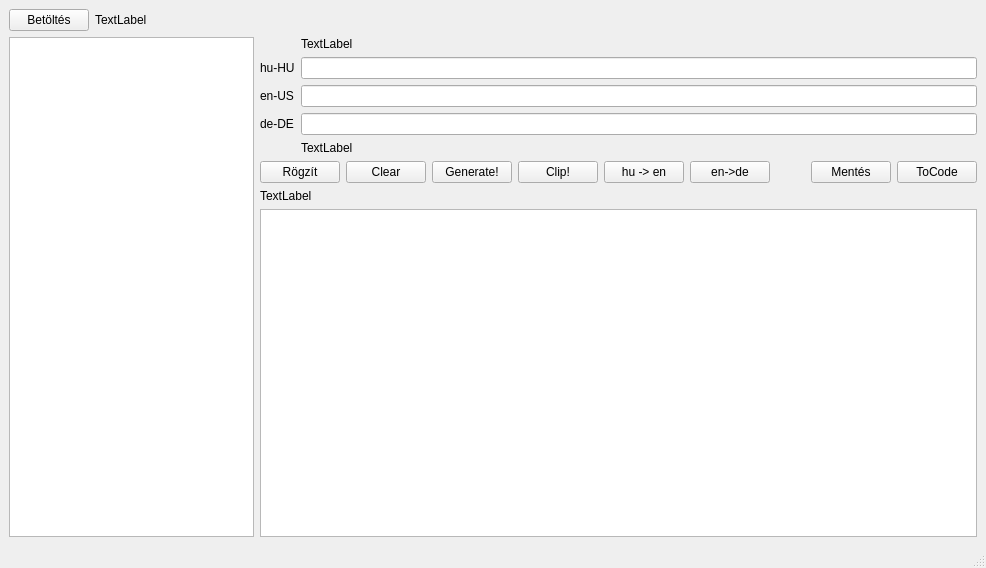
This is mainwindow.ui in horvathzoltan/wcodemana as Qt 5 draws it before an edit. The edited form follows.
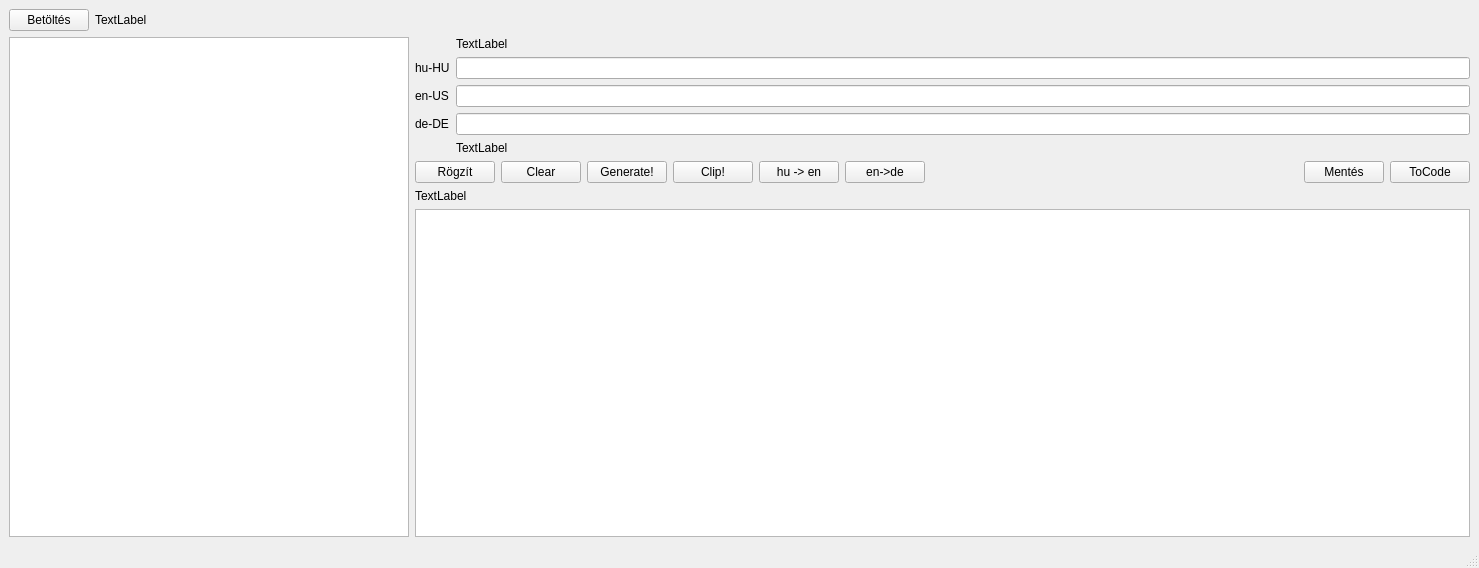
This is the edited form.

The edit to the form file:
```diff
--- a/mainwindow.ui
+++ b/mainwindow.ui
@@ -6,10 +6,16 @@
    <rect>
     <x>0</x>
     <y>0</y>
-    <width>986</width>
+    <width>1479</width>
     <height>568</height>
    </rect>
   </property>
+  <property name="sizePolicy">
+   <sizepolicy hsizetype="MinimumExpanding" vsizetype="Preferred">
+    <horstretch>0</horstretch>
+    <verstretch>0</verstretch>
+   </sizepolicy>
+  </property>
   <property name="windowTitle">
    <string>MainWindow</string>
   </property>
@@ -50,6 +56,12 @@
      <layout class="QHBoxLayout" name="horizontalLayout_2">
       <item>
        <widget class="QListWidget" name="listWidget">
+        <property name="minimumSize">
+         <size>
+          <width>400</width>
+          <height>0</height>
+         </size>
+        </property>
         <property name="maximumSize">
          <size>
           <width>250</width>
@@ -64,6 +76,12 @@
          <layout class="QFormLayout" name="formLayout">
           <item row="0" column="1">
            <widget class="QLabel" name="label_wcode">
+            <property name="minimumSize">
+             <size>
+              <width>0</width>
+              <height>0</height>
+             </size>
+            </property>
             <property name="text">
              <string>TextLabel</string>
             </property>
@@ -77,7 +95,20 @@
            </widget>
           </item>
           <item row="1" column="1">
-           <widget class="QLineEdit" name="lineEdit_hu"/>
+           <widget class="QLineEdit" name="lineEdit_hu">
+            <property name="sizePolicy">
+             <sizepolicy hsizetype="Expanding" vsizetype="Fixed">
+              <horstretch>0</horstretch>
+              <verstretch>0</verstretch>
+             </sizepolicy>
+            </property>
+            <property name="minimumSize">
+             <size>
+              <width>1000</width>
+              <height>0</height>
+             </size>
+            </property>
+           </widget>
           </item>
           <item row="2" column="0">
            <widget class="QLabel" name="label_3">
@@ -101,6 +132,12 @@
           </item>
           <item row="4" column="1">
            <widget class="QLabel" name="label_using">
+            <property name="minimumSize">
+             <size>
+              <width>1000</width>
+              <height>0</height>
+             </size>
+            </property>
             <property name="text">
              <string>TextLabel</string>
             </property>
```
Left out of the diff: 2 changed lines with no effect on the pictures.
